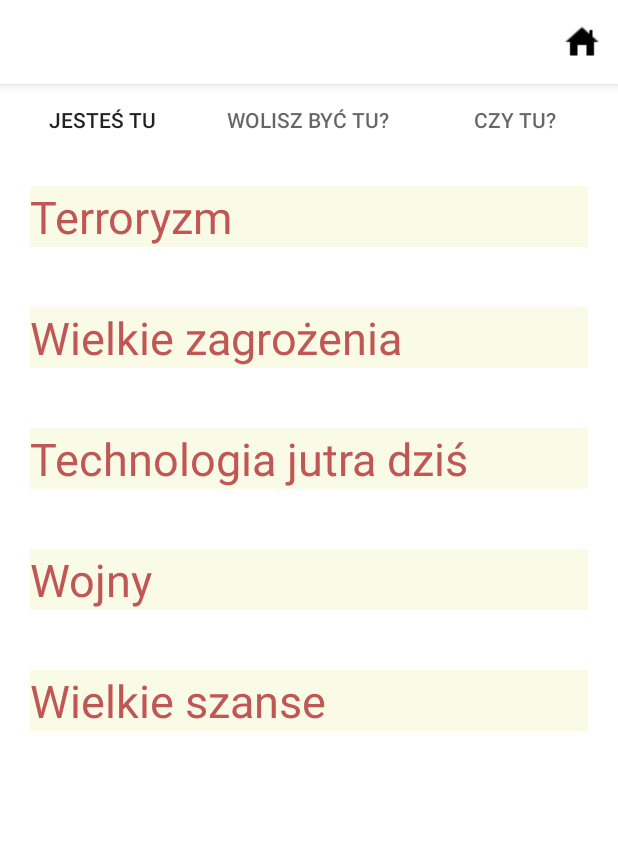
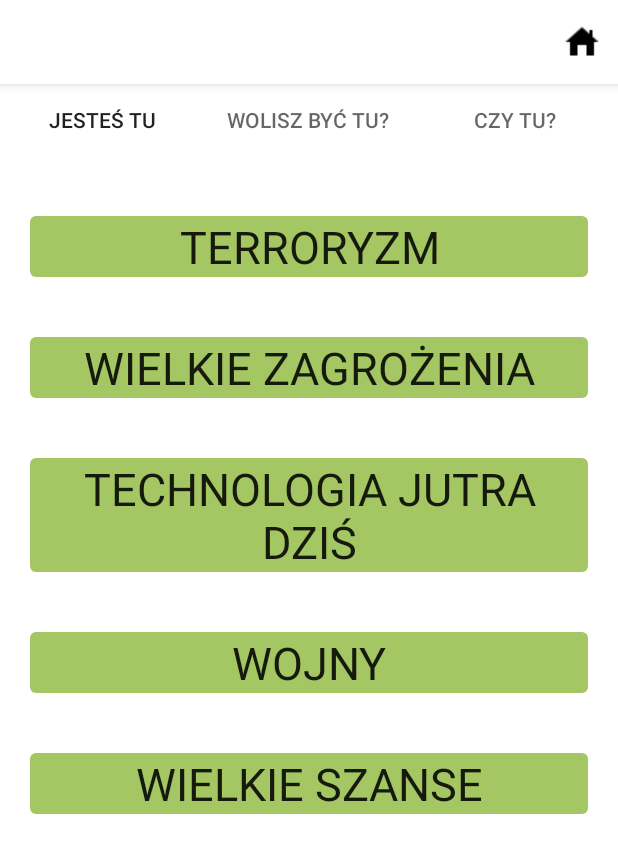
Before and after one commit to ZbigniewTomanek/awareWolf, an Android app: the TabBarActivity screen opened directly, with no data from a screen before it, on a phone screen of 412 x 824 dp. Shown: the top 853 px of the screen. Run offline under Robolectric (Android 15) with nearby library versions, the phone set to English and light mode, and no system bars.

Commit message:
Improved look

```diff
--- a/app/src/main/AndroidManifest.xml
+++ b/app/src/main/AndroidManifest.xml
@@ -13,8 +13,11 @@
             android:supportsRtl="true"
             android:theme="@style/AppTheme.Launcher"
             tools:ignore="GoogleAppIndexingWarning">
+
         <activity android:name=".ImageActivity"
+                  android:theme="@style/AppTheme.NoActionBar"
                   android:screenOrientation="portrait"/>
+
         <activity android:name=".TabBarActivity"
                   android:screenOrientation="portrait"/>
         <activity android:name=".MainActivity"
--- a/app/src/main/java/com/meetapp/ecoapp/ImageActivity.kt
+++ b/app/src/main/java/com/meetapp/ecoapp/ImageActivity.kt
@@ -14,18 +14,18 @@ private const val TAG = "IA"
 class ImageActivity : AppCompatActivity() {
 
     lateinit var view: ImageView
-    private val TAG = "ImageDialog"
 
     override fun onCreate(savedInstanceState: Bundle?) {
         setTheme(R.style.AppTheme)
         super.onCreate(savedInstanceState)
         setContentView(R.layout.activity_image)
 
+        if (supportActionBar != null)
+            supportActionBar!!.hide()
+
         view = findViewById(R.id.photo_view)
         view.isClickable = true
-        view.setOnClickListener {
-            finish()
-        }
+        view.setOnClickListener { finish() }
 
         val extras =  intent.extras
         if (extras == null) {
@@ -41,10 +41,9 @@ class ImageActivity : AppCompatActivity() {
             finish()
         }
 
-
         Log.d(TAG, "Showing image from: $url")
         Picasso.get().load(url).into(view)
-        val attacher = PhotoViewAttacher(view)
+        PhotoViewAttacher(view)
     }
 
 
--- /dev/null
+++ b/app/src/main/res/drawable/list_item.xml
@@ -0,0 +1,7 @@
+<shape
+        xmlns:android="http://schemas.android.com/apk/res/android"
+        android:shape="rectangle">
+
+    <corners android:radius="4dp" />
+    <solid android:color="@color/lightGreen" />
+</shape>
--- a/app/src/main/res/layout/activity_main.xml
+++ b/app/src/main/res/layout/activity_main.xml
@@ -2,7 +2,6 @@
 <RelativeLayout
         xmlns:android="http://schemas.android.com/apk/res/android"
         xmlns:tools="http://schemas.android.com/tools"
-        xmlns:app="http://schemas.android.com/apk/res-auto"
         android:layout_width="match_parent"
         android:layout_height="match_parent"
         tools:context=".MainActivity">
--- a/app/src/main/res/layout/activity_tab_bar.xml
+++ b/app/src/main/res/layout/activity_tab_bar.xml
@@ -12,6 +12,7 @@
             android:layout_width="match_parent"
             android:layout_height="wrap_content"
             android:layout_alignParentTop="true"
+            android:layout_marginBottom="20dp"
             app:tabMode="fixed" />
 
 
--- a/app/src/main/res/values/colors.xml
+++ b/app/src/main/res/values/colors.xml
@@ -1,10 +1,10 @@
 <?xml version="1.0" encoding="utf-8"?>
 <resources>
-    <color name="primary">#f9fbe7</color>
-    <color name="primaryDark">#c6c8b5</color>
-    <color name="accent">#FFC6C5</color>
-    <color name="accentDark">#C15754</color>
-    <color name="green">#00796B</color>
+    <color name="primary">#689F38</color>
+    <color name="primaryDark">#387002</color>
+    <color name="accent">#B15E20</color>
+    <color name="accentDark">#904209</color>
+    <color name="lightGreen">#A4C663</color>
     <color name="red">#A21717</color>
     <color name="greenNotSelected">#38803A</color>
     <color name="white">#FFFFFF</color>
--- a/app/src/main/res/values/styles.xml
+++ b/app/src/main/res/values/styles.xml
@@ -15,17 +15,21 @@
 
     <style name="AppTheme.Launcher">
         <item name="android:background">@drawable/launch_screen</item>
+    </style>
 
+    <style name="AppTheme.NoActionBar">
+        <item name="windowActionBar">false</item>
+        <item name="windowNoTitle">true</item>
     </style>
 
     <style name="list_item_style">
         <item name="android:layout_width">match_parent</item>
         <item name="android:layout_height">wrap_content</item>
-        <item name="android:layout_gravity">center</item>
+        <item name="android:gravity">center</item>
         <item name="android:textSize">@dimen/text_size_h2</item>
         <item name="android:layout_margin">@dimen/window_top_margin</item>
-        <item name="android:textColor">@color/accentDark</item>
-        <item name="android:background">@color/primary</item>
+        <item name="android:background">@drawable/list_item</item>
+        <item name="android:textAllCaps">true</item>
     </style>
 
     <style name="toolbar_style">
@@ -38,7 +42,6 @@
         <item name="android:background">@drawable/button</item>
         <item name="android:textSize">@dimen/text_size_content</item>
         <item name="android:textStyle">bold</item>
-        <item name="android:textColor">@color/accentDark</item>
         <item name="android:textAllCaps">true</item>
         <item name="android:layout_width">wrap_content</item>
         <item name="android:layout_height">wrap_content</item>
```
